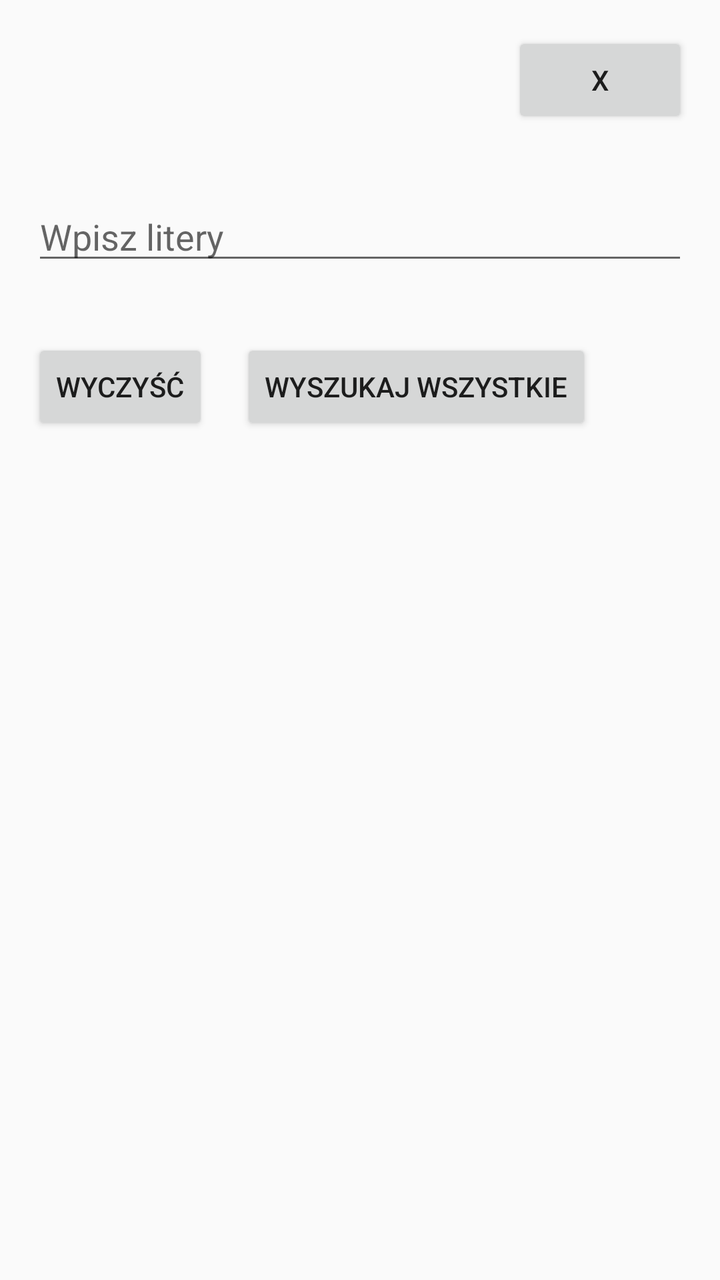
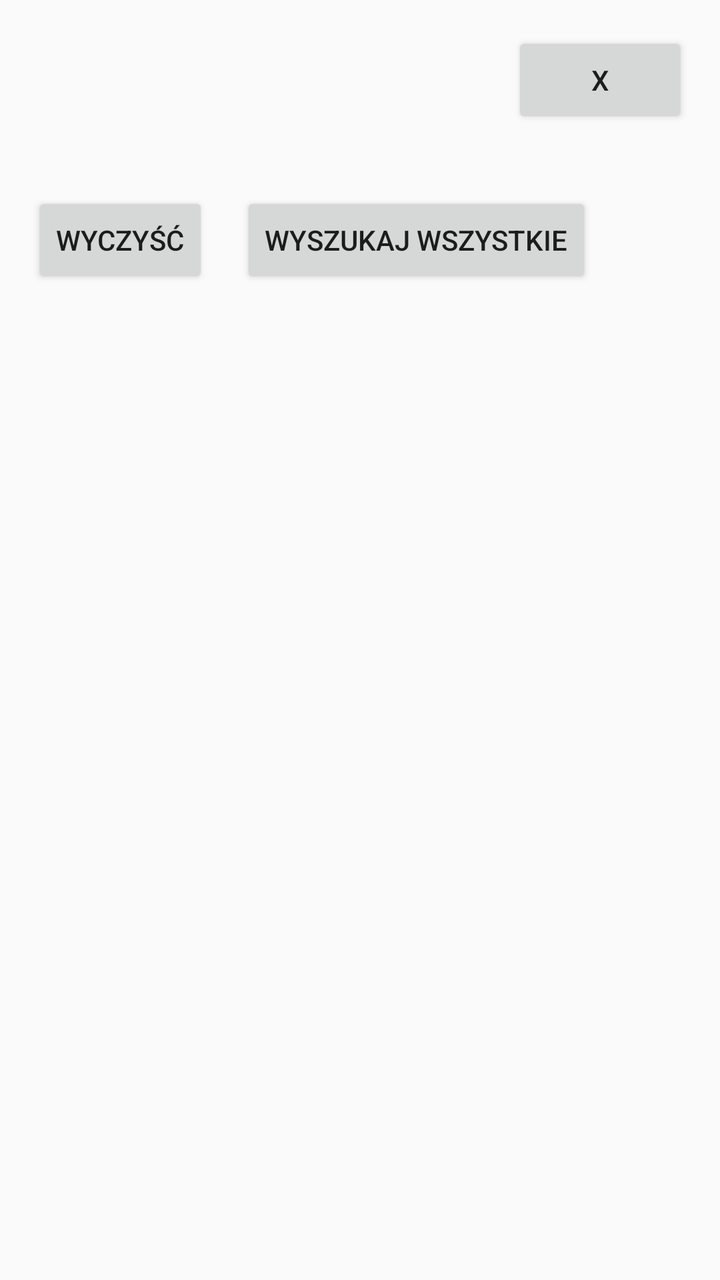

An Android layout rendered at two revisions. The XML below is the earlier revision; the diff shows what the commit changed to produce the second picture.
<!-- AndroidManifest.xml: application theme Theme.AppCompat.DayNight.NoActionBar -->
<!-- res/layout/activity_main.xml -->
<?xml version="1.0" encoding="utf-8"?>
<RelativeLayout xmlns:android="http://schemas.android.com/apk/res/android"
    xmlns:tools="http://schemas.android.com/tools"
    android:layout_width="match_parent"
    android:layout_height="match_parent"
    tools:context=".MainActivity">

    <ProgressBar
        android:id="@+id/progressBar"
        style="?android:attr/progressBarStyleHorizontal"
        android:layout_width="match_parent"
        android:layout_height="wrap_content"
        android:layout_margin="16dp"
        android:visibility="gone"/>

    <Button
        android:id="@+id/closeButton"
        android:layout_width="wrap_content"
        android:layout_height="wrap_content"
        android:layout_alignParentTop="true"
        android:layout_alignParentEnd="true"
        android:layout_margin="16dp"
        android:text="X" />

    <EditText
        android:id="@+id/inputField"
        android:layout_width="match_parent"
        android:layout_height="wrap_content"
        android:layout_below="@id/closeButton"
        android:layout_margin="16dp"
        android:hint="Wpisz litery" />

    <Button
        android:id="@+id/clearButton"
        android:layout_width="wrap_content"
        android:layout_height="wrap_content"
        android:layout_below="@id/inputField"
        android:layout_marginStart="16dp"
        android:layout_marginTop="16dp"
        android:text="Wyczyść" />

    <Button
        android:id="@+id/searchAllButton"
        android:layout_width="wrap_content"
        android:layout_height="wrap_content"
        android:layout_below="@id/inputField"
        android:layout_toEndOf="@id/clearButton"
        android:layout_marginStart="16dp"
        android:layout_marginTop="16dp"
        android:text="Wyszukaj wszystkie" />

    <ListView
        android:id="@+id/wordList"
        android:layout_width="match_parent"
        android:layout_height="0dp"
        android:layout_below="@id/clearButton"
        android:layout_above="@id/infoLabel"
        android:layout_margin="16dp"
        android:layout_weight="1" />

    <TextView
        android:id="@+id/infoLabel"
        android:layout_width="match_parent"
        android:layout_height="wrap_content"
        android:layout_alignParentBottom="true"
        android:layout_margin="16dp"
        android:text=""
        android:textAlignment="center"
        android:textColor="@android:color/holo_green_dark" />

</RelativeLayout>
<!-- resources referenced by this layout -->
<resources>

</resources>

<!-- the commit's change to res/layout/activity_main.xml (unified diff, before → after) -->
@@ -11,6 +11,7 @@
         android:layout_width="match_parent"
         android:layout_height="wrap_content"
         android:layout_margin="16dp"
+        android:max="100"
         android:visibility="gone"/>
 
     <Button
@@ -28,7 +29,8 @@
         android:layout_height="wrap_content"
         android:layout_below="@id/closeButton"
         android:layout_margin="16dp"
-        android:hint="Wpisz litery" />
+        android:hint="Wpisz litery"
+        android:visibility="gone" />
 
     <Button
         android:id="@+id/clearButton"
@@ -54,9 +56,10 @@
         android:layout_width="match_parent"
         android:layout_height="0dp"
         android:layout_below="@id/clearButton"
+        android:layout_alignParentStart="true"
+        android:layout_margin="16dp"
         android:layout_above="@id/infoLabel"
-        android:layout_margin="16dp"
-        android:layout_weight="1" />
+        android:layout_weight="1"/>
 
     <TextView
         android:id="@+id/infoLabel"
